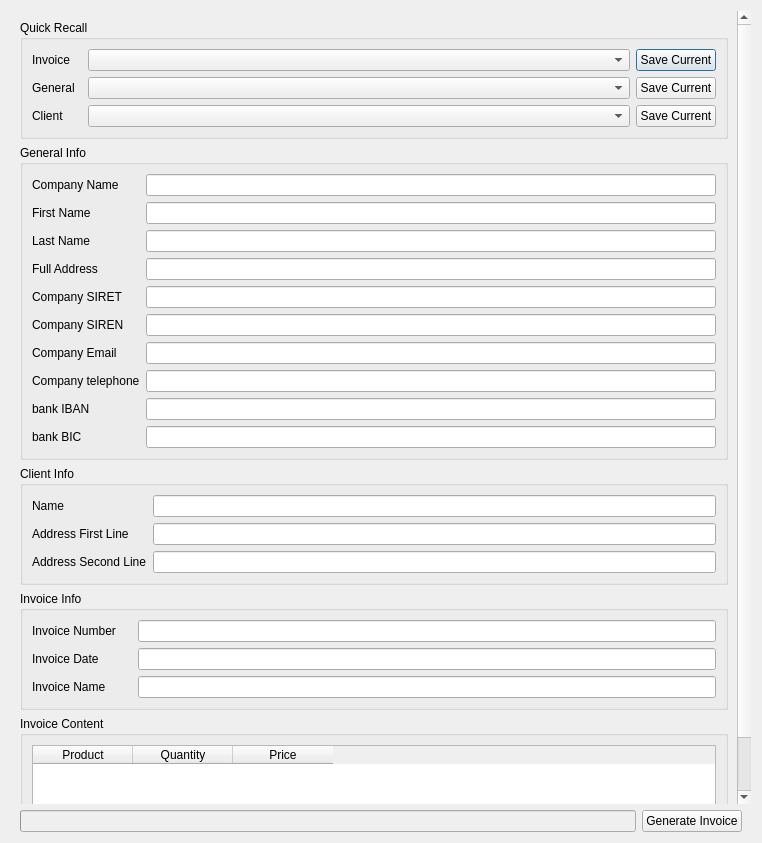
First picture: the form in ui/InvoiceGenerator.ui, repository thomas-dumonet/Latex-Invoice-Generator, before the edit.
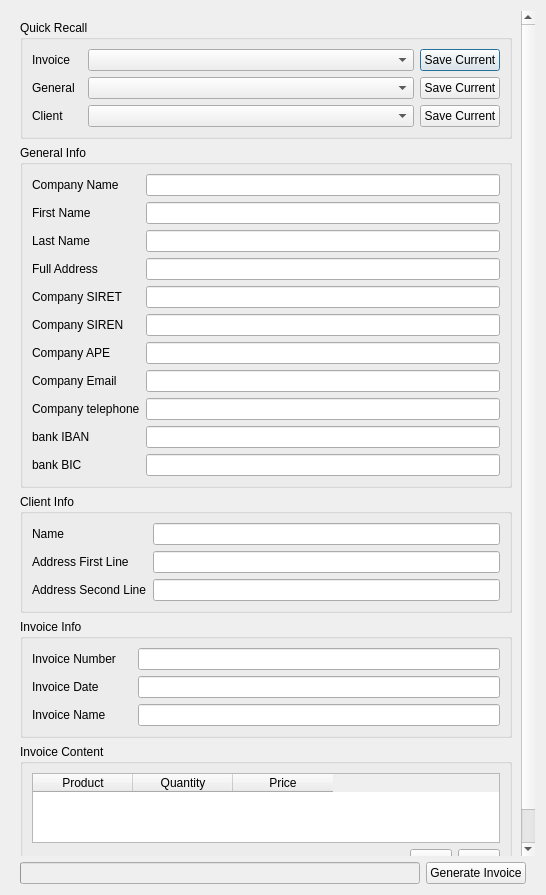
Second picture: the form after the edit. Custom widgets are drawn as their Qt base class.

```diff
--- a/ui/InvoiceGenerator.ui
+++ b/ui/InvoiceGenerator.ui
@@ -6,8 +6,8 @@
    <rect>
     <x>0</x>
     <y>0</y>
-    <width>762</width>
-    <height>843</height>
+    <width>546</width>
+    <height>895</height>
    </rect>
   </property>
   <property name="minimumSize">
@@ -39,8 +39,8 @@
        <rect>
         <x>0</x>
         <y>0</y>
-        <width>727</width>
-        <height>797</height>
+        <width>528</width>
+        <height>846</height>
        </rect>
       </property>
       <layout class="QVBoxLayout" name="verticalLayout_4">
@@ -196,7 +196,7 @@
               </property>
              </widget>
             </item>
-            <item row="7" column="0">
+            <item row="8" column="0">
              <widget class="QLabel" name="label_companyTelephon">
               <property name="minimumSize">
                <size>
@@ -209,14 +209,14 @@
               </property>
              </widget>
             </item>
-            <item row="8" column="0">
+            <item row="9" column="0">
              <widget class="QLabel" name="label_bankIBAN">
               <property name="text">
                <string>bank IBAN</string>
               </property>
              </widget>
             </item>
-            <item row="9" column="0">
+            <item row="10" column="0">
              <widget class="QLabel" name="label_bankBIC">
               <property name="minimumSize">
                <size>
@@ -238,25 +238,35 @@
             <item row="5" column="1">
              <widget class="QLineEdit" name="lineEdit_companySIREN"/>
             </item>
-            <item row="7" column="1">
-             <widget class="QLineEdit" name="lineEdit_companyTelephone"/>
-            </item>
             <item row="8" column="1">
-             <widget class="QLineEdit" name="lineEdit_bankIBAN"/>
+             <widget class="QLineEdit" name="lineEdit_companyTelephone"/>
             </item>
             <item row="9" column="1">
+             <widget class="QLineEdit" name="lineEdit_bankIBAN"/>
+            </item>
+            <item row="10" column="1">
              <widget class="QLineEdit" name="lineEdit_bankBIC"/>
             </item>
-            <item row="6" column="0">
+            <item row="7" column="0">
              <widget class="QLabel" name="label_companyEmail">
               <property name="text">
                <string>Company Email</string>
               </property>
              </widget>
             </item>
-            <item row="6" column="1">
+            <item row="7" column="1">
              <widget class="QLineEdit" name="lineEdit_companyEmail"/>
             </item>
+            <item row="6" column="0">
+             <widget class="QLabel" name="label_companyAPE">
+              <property name="text">
+               <string>Company APE</string>
+              </property>
+             </widget>
+            </item>
+            <item row="6" column="1">
+             <widget class="QLineEdit" name="lineEdit_companyAPE"/>
+            </item>
            </layout>
           </item>
          </layout>
```
Left out of the diff: 1 changed line with no effect on the pictures.
